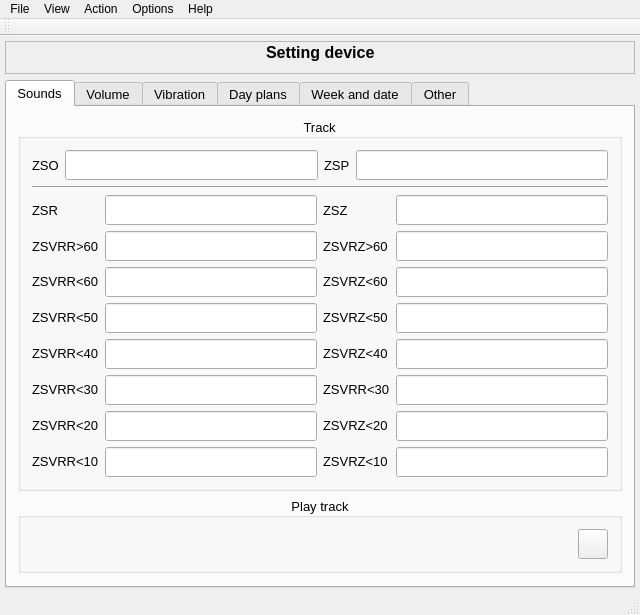
Before: the Qt Designer form mainwindow.ui in tuzhikov/ConfigSoundSetting, drawn with Qt 5.
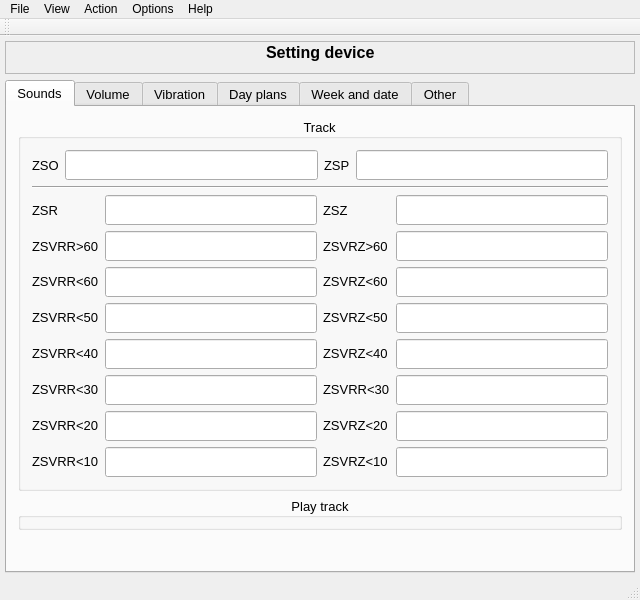
After: the same form once the commit is applied. The open tabs and pages were chosen to show the change. Icons and pictures are not drawn.

Patch:
```diff
--- a/mainwindow.ui
+++ b/mainwindow.ui
@@ -636,32 +636,6 @@
                 <property name="alignment">
                  <set>Qt::AlignCenter</set>
                 </property>
-                <layout class="QGridLayout" name="gridLayout_9">
-                 <item row="0" column="1">
-                  <widget class="QToolButton" name="tbPLAY">
-                   <property name="minimumSize">
-                    <size>
-                     <width>30</width>
-                     <height>30</height>
-                    </size>
-                   </property>
-                   <property name="text">
-                    <string/>
-                   </property>
-                   <property name="icon">
-                    <iconset resource="Resources.qrc">
-                     <normaloff>:/ico/play.png</normaloff>:/ico/play.png</iconset>
-                   </property>
-                  </widget>
-                 </item>
-                 <item row="0" column="0">
-                  <widget class="QLabel" name="currentTrack">
-                   <property name="text">
-                    <string/>
-                   </property>
-                  </widget>
-                 </item>
-                </layout>
                </widget>
               </item>
               <item row="2" column="0">
@@ -931,7 +905,9 @@
                 <property name="alignment">
                  <set>Qt::AlignCenter</set>
                 </property>
-                <layout class="QFormLayout" name="formLayout_3">
+                <layout class="QVBoxLayout" name="verticalLayout_10">
+                 <item>
+                  <layout class="QGridLayout" name="gridLayout_9">
                  <item row="0" column="0">
                   <widget class="QLabel" name="label_13">
                    <property name="text">
@@ -1142,6 +1118,28 @@
                    </property>
                   </widget>
                  </item>
+                   <item row="6" column="2">
+                    <widget class="QLabel" name="lb_two_zsvrz">
+                     <property name="text">
+                      <string>100</string>
+                     </property>
+                    </widget>
+                   </item>
+                  </layout>
+                 </item>
+                 <item>
+                  <spacer name="verticalSpacer_7">
+                   <property name="orientation">
+                    <enum>Qt::Vertical</enum>
+                   </property>
+                   <property name="sizeHint" stdset="0">
+                    <size>
+                     <width>20</width>
+                     <height>40</height>
+                    </size>
+                   </property>
+                  </spacer>
+                 </item>
                 </layout>
                </widget>
               </item>
```
Left out of the diff: 716 changed lines with no effect on the pictures. Lines whose indentation alone changed are shown as unchanged.
